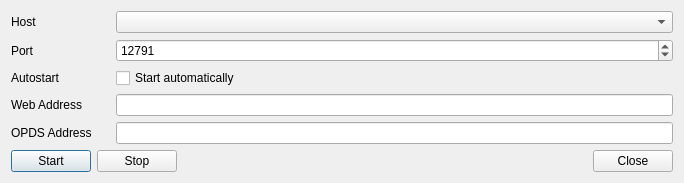
This is src/home/flibrary/gui/dialogs/OpdsDialog.ui in heimdallr/books as Qt 5 draws it before an edit. The edited form follows.
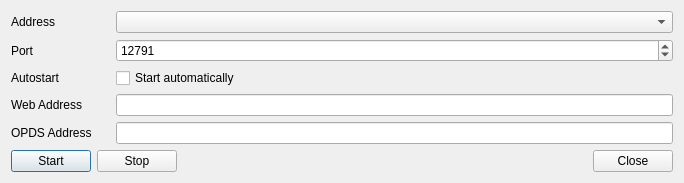
This is the edited form. Icons and pictures are not drawn.

Diff of the .ui file:
```diff
--- a/src/home/flibrary/gui/dialogs/OpdsDialog.ui
+++ b/src/home/flibrary/gui/dialogs/OpdsDialog.ui
@@ -90,7 +90,7 @@
      <item row="0" column="0">
       <widget class="QLabel" name="label_5">
        <property name="text">
-        <string>Host</string>
+        <string>Address</string>
        </property>
       </widget>
      </item>
```
